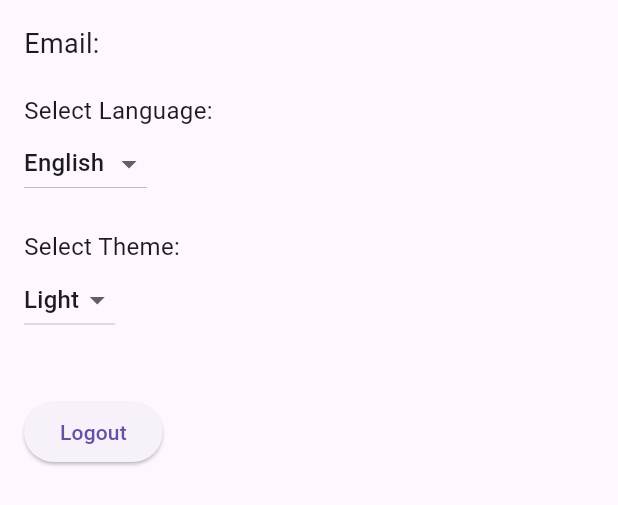
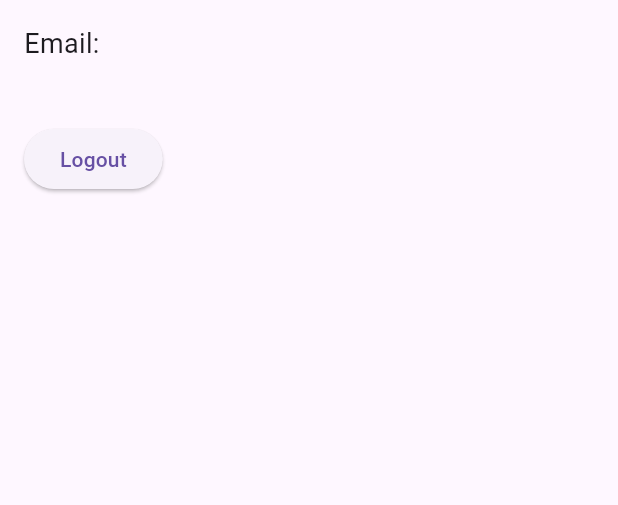
Before and after one commit to Kuvernoori/Tic-Tac-Toe, a Flutter app: the ProfilePage widget shown alone on an empty page, opened directly, on a phone screen of 412 x 824 dp. Shown: the top 505 px of the screen. Run offline on Flutter 3.47's test engine with Material 3 defaults, Android fonts, the phone set to English and light mode, and no system bars; our stand-ins replace cloud_firestore, firebase_auth, firebase_core, google_sign_in; accounts and stored records are empty; generated files the repository leaves out were written again.

Commit message:
fix: profile page

```diff
--- a/lib/profile_page.dart
+++ b/lib/profile_page.dart
@@ -71,27 +71,8 @@ class _ProfilePageState extends State<ProfilePage> {
         crossAxisAlignment: CrossAxisAlignment.start,
         children: [
           Text('Email: ${user!.email}', style: const TextStyle(fontSize: 18)),
-          const SizedBox(height: 20),
-          const Text('Select Language:', style: TextStyle(fontSize: 16)),
-          DropdownButton<String>(
-            value: selectedLanguage,
-            items: const [
-              DropdownMenuItem(value: 'en', child: Text('English')),
-              DropdownMenuItem(value: 'ru', child: Text('Russian')),
-              DropdownMenuItem(value: 'kk', child: Text('Kazakh')),
-            ],
-            onChanged: _changeLanguage,
-          ),
-          const SizedBox(height: 20),
-          const Text('Select Theme:', style: TextStyle(fontSize: 16)),
-          DropdownButton<ThemeMode>(
-            value: selectedTheme,
-            items: const [
-              DropdownMenuItem(value: ThemeMode.light, child: Text('Light')),
-              DropdownMenuItem(value: ThemeMode.dark, child: Text('Dark')),
-            ],
-            onChanged: _changeTheme,
-          ),
+
+
           const SizedBox(height: 40),
           ElevatedButton(
             onPressed: _logout,
```
